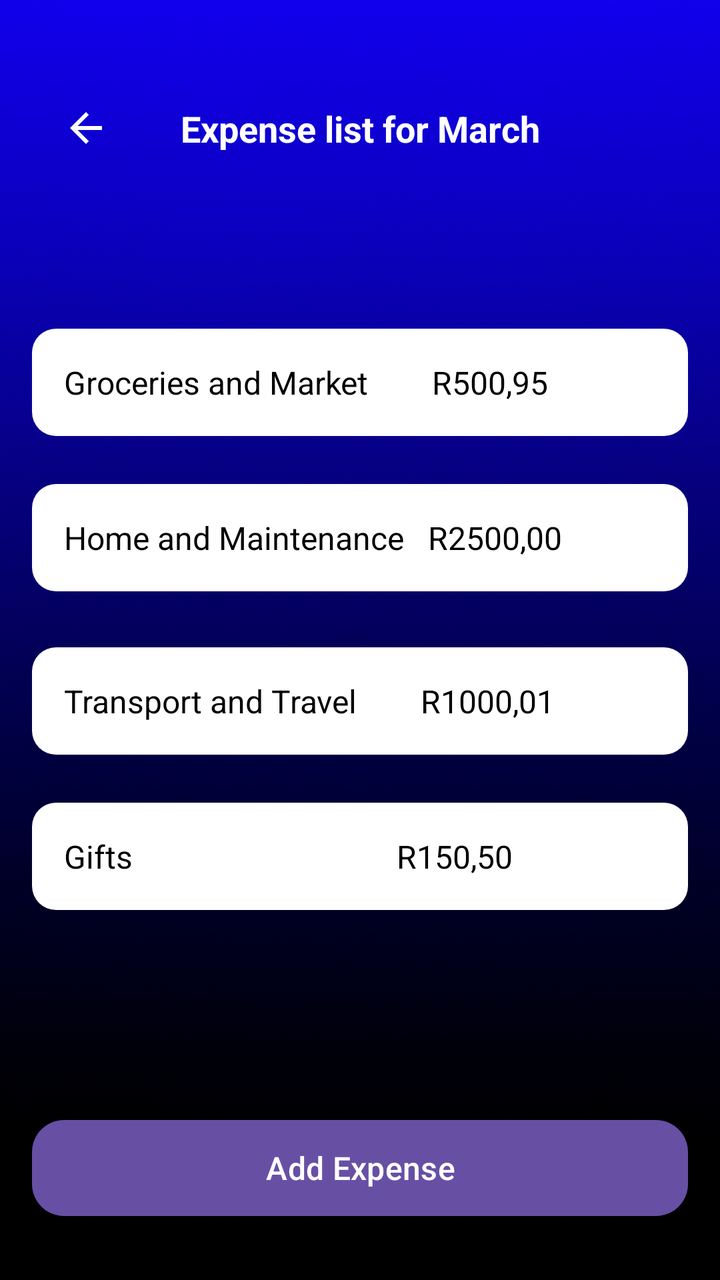
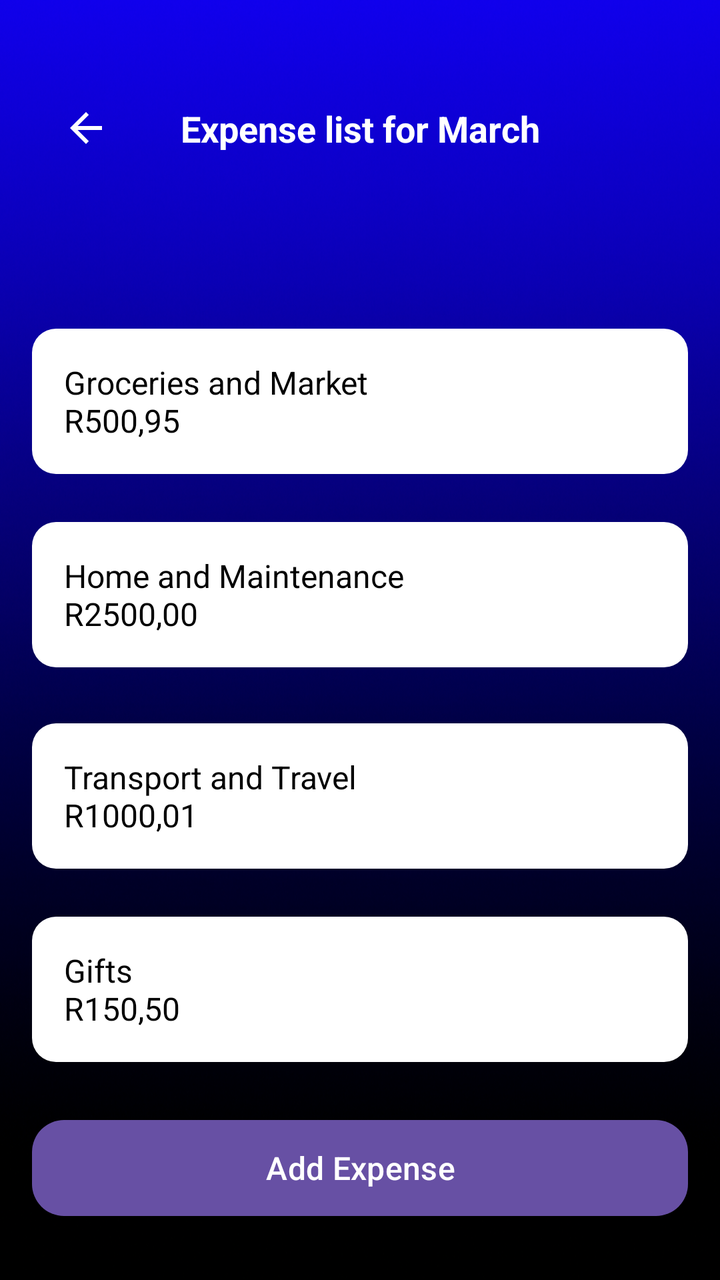

The first picture is an Android layout as it rendered before a commit; the second is the same layout after the commit. The layout source and the unified diff follow.
<!-- AndroidManifest.xml: application theme Theme.CashUp -->
<!-- res/layout/activity_expense.xml -->
<?xml version="1.0" encoding="utf-8"?>
<androidx.constraintlayout.widget.ConstraintLayout xmlns:android="http://schemas.android.com/apk/res/android"
    xmlns:app="http://schemas.android.com/apk/res-auto"
    xmlns:tools="http://schemas.android.com/tools"
    android:layout_width="match_parent"
    android:layout_height="match_parent"
    android:background="@drawable/background"
    android:padding="16dp">

    
    <ImageButton
        android:id="@+id/back_button"
        android:layout_width="54dp"
        android:layout_height="48dp"
        android:layout_marginTop="24dp"
        android:background="?attr/selectableItemBackgroundBorderless"
        android:contentDescription="Back"
        android:src="@drawable/ic_arrow_back"
        app:layout_constraintStart_toStartOf="parent"
        app:layout_constraintTop_toTopOf="parent" />

    

    

    

    

    

    

    
    

    

    <TextView
        android:id="@+id/heading_text"
        android:layout_width="wrap_content"
        android:layout_height="wrap_content"
        android:layout_marginTop="36dp"
        android:text="Expense list for March"
        android:textColor="@android:color/white"
        android:textSize="18sp"
        android:textStyle="bold"
        app:layout_constraintEnd_toEndOf="parent"
        app:layout_constraintStart_toStartOf="parent"
        app:layout_constraintTop_toTopOf="parent" />

    <TextView
        android:id="@+id/item_groceries"
        android:layout_width="0dp"
        android:layout_height="wrap_content"
        android:layout_marginTop="88dp"
        android:background="@drawable/rounded_corner_white"
        android:padding="16dp"
        android:text="Groceries and Market        R500,95"
        android:textColor="@android:color/black"
        android:textSize="16sp"
        app:layout_constraintEnd_toEndOf="parent"
        app:layout_constraintHorizontal_bias="0.0"
        app:layout_constraintStart_toStartOf="parent"
        app:layout_constraintTop_toBottomOf="@id/heading_text" />

    <TextView
        android:id="@+id/item_home"
        android:layout_width="0dp"
        android:layout_height="wrap_content"
        android:layout_marginTop="24dp"
        android:background="@drawable/rounded_corner_white"
        android:padding="16dp"
        android:text="Home and Maintenance   R2500,00"
        android:textColor="@android:color/black"
        android:textSize="16sp"
        app:layout_constraintEnd_toEndOf="parent"
        app:layout_constraintHorizontal_bias="0.0"
        app:layout_constraintStart_toStartOf="parent"
        app:layout_constraintTop_toBottomOf="@id/item_groceries" />

    <TextView
        android:id="@+id/item_travel"
        android:layout_width="0dp"
        android:layout_height="wrap_content"
        android:layout_marginTop="28dp"
        android:background="@drawable/rounded_corner_white"
        android:padding="16dp"
        android:text="Transport and Travel        R1000,01"
        android:textColor="@android:color/black"
        android:textSize="16sp"
        app:layout_constraintEnd_toEndOf="parent"
        app:layout_constraintHorizontal_bias="0.0"
        app:layout_constraintStart_toStartOf="parent"
        app:layout_constraintTop_toBottomOf="@id/item_home" />

    <TextView
        android:id="@+id/item_gifts"
        android:layout_width="0dp"
        android:layout_height="wrap_content"
        android:layout_marginTop="24dp"
        android:background="@drawable/rounded_corner_white"
        android:padding="16dp"
        android:text="Gifts                                 R150,50"
        android:textColor="@android:color/black"
        android:textSize="16sp"
        app:layout_constraintEnd_toEndOf="parent"
        app:layout_constraintHorizontal_bias="0.0"
        app:layout_constraintStart_toStartOf="parent"
        app:layout_constraintTop_toBottomOf="@id/item_travel" />

    <Button
        android:id="@+id/add_expense_button"
        android:layout_width="0dp"
        android:layout_height="wrap_content"
        android:layout_marginBottom="16dp"
        android:background="@drawable/rounded_red_button"
        android:backgroundTint="#F20707"
        android:text="Add Expense"
        android:textColor="@android:color/white"
        android:textSize="16sp"
        app:layout_constraintBottom_toBottomOf="parent"
        app:layout_constraintEnd_toEndOf="parent"
        app:layout_constraintStart_toStartOf="parent" />

</androidx.constraintlayout.widget.ConstraintLayout>
<!-- resources referenced by this layout -->
<resources>
  <!-- drawable background: png bitmap (drawable, 768113 bytes) -->
  <!-- drawable ic_arrow_back (drawable) -->
  <vector xmlns:android="http://schemas.android.com/apk/res/android"
      android:width="24dp"
      android:height="24dp"
      android:viewportWidth="24"
      android:viewportHeight="24">
      <path
          android:fillColor="#FFFFFF"
          android:pathData="M20,11H7.83l5.59,-5.59L12,4l-8,8 8,8 1.41,-1.41L7.83,13H20v-2z"/>
  </vector>
  <!-- drawable rounded_corner_white (drawable) -->
  <?xml version="1.0" encoding="utf-8"?>
  <shape xmlns:android="http://schemas.android.com/apk/res/android"
      android:shape="rectangle">
      <solid android:color="@android:color/white" />
      <corners android:radius="12dp" />
  </shape>
  <!-- drawable rounded_red_button (drawable) -->
  <shape xmlns:android="http://schemas.android.com/apk/res/android"
      android:shape="rectangle">
      <solid android:color="#FF2B2B" />
      <corners android:radius="16dp" />
  </shape>
  <style name="Theme.CashUp" parent="Base.Theme.CashUp" />
  <style name="Base.Theme.CashUp" parent="Theme.Material3.DayNight.NoActionBar">
  
      </style>
</resources>

<!-- the commit's change to res/layout/activity_expense.xml (unified diff, before → after) -->
@@ -7,7 +7,7 @@
     android:background="@drawable/background"
     android:padding="16dp">
 
-    
+
     <ImageButton
         android:id="@+id/back_button"
         android:layout_width="54dp"
@@ -19,22 +19,6 @@
         app:layout_constraintStart_toStartOf="parent"
         app:layout_constraintTop_toTopOf="parent" />
 
-    
-
-    
-
-    
-
-    
-
-    
-
-    
-
-    
-    
-
-    
 
     <TextView
         android:id="@+id/heading_text"
@@ -56,7 +40,7 @@
         android:layout_marginTop="88dp"
         android:background="@drawable/rounded_corner_white"
         android:padding="16dp"
-        android:text="Groceries and Market        R500,95"
+        android:text="Groceries and Market                              R500,95"
         android:textColor="@android:color/black"
         android:textSize="16sp"
         app:layout_constraintEnd_toEndOf="parent"
@@ -71,7 +55,7 @@
         android:layout_marginTop="24dp"
         android:background="@drawable/rounded_corner_white"
         android:padding="16dp"
-        android:text="Home and Maintenance   R2500,00"
+        android:text="Home and Maintenance                         R2500,00"
         android:textColor="@android:color/black"
         android:textSize="16sp"
         app:layout_constraintEnd_toEndOf="parent"
@@ -86,7 +70,7 @@
         android:layout_marginTop="28dp"
         android:background="@drawable/rounded_corner_white"
         android:padding="16dp"
-        android:text="Transport and Travel        R1000,01"
+        android:text="Transport and Travel                              R1000,01"
         android:textColor="@android:color/black"
         android:textSize="16sp"
         app:layout_constraintEnd_toEndOf="parent"
@@ -101,7 +85,7 @@
         android:layout_marginTop="24dp"
         android:background="@drawable/rounded_corner_white"
         android:padding="16dp"
-        android:text="Gifts                                 R150,50"
+        android:text="Gifts                                                             R150,50"
         android:textColor="@android:color/black"
         android:textSize="16sp"
         app:layout_constraintEnd_toEndOf="parent"
